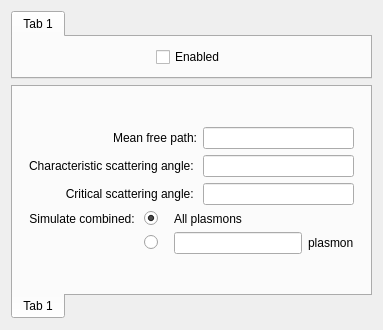
This is src/gui/dialogs/settings/frames/plasmonsettingsframe.ui in JJPPeters/clTEM as Qt 5 draws it before an edit. The edited form follows.
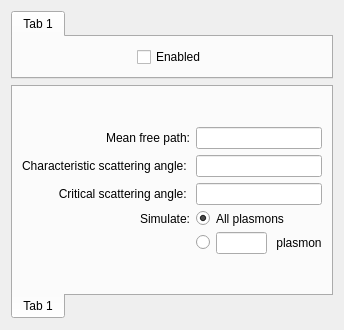
This is the edited form. Custom widgets are drawn as their Qt base class.

```diff
--- a/src/gui/dialogs/settings/frames/plasmonsettingsframe.ui
+++ b/src/gui/dialogs/settings/frames/plasmonsettingsframe.ui
@@ -6,7 +6,7 @@
    <rect>
     <x>0</x>
     <y>0</y>
-    <width>383</width>
+    <width>344</width>
     <height>330</height>
    </rect>
   </property>
@@ -28,7 +28,7 @@
          </property>
          <property name="sizeHint" stdset="0">
           <size>
-           <width>147</width>
+           <width>128</width>
            <height>20</height>
           </size>
          </property>
@@ -48,7 +48,7 @@
          </property>
          <property name="sizeHint" stdset="0">
           <size>
-           <width>147</width>
+           <width>127</width>
            <height>20</height>
           </size>
          </property>
@@ -71,16 +71,6 @@
        <string>Tab 1</string>
       </attribute>
       <layout class="QGridLayout" name="gridLayout_2">
-       <item row="4" column="2">
-        <widget class="QRadioButton" name="rdioCombined">
-         <property name="text">
-          <string/>
-         </property>
-         <property name="checked">
-          <bool>true</bool>
-         </property>
-        </widget>
-       </item>
        <item row="1" column="0">
         <spacer name="horizontalSpacer_4">
          <property name="orientation">
@@ -107,29 +97,6 @@
          </property>
         </spacer>
        </item>
-       <item row="5" column="3" colspan="2">
-        <layout class="QHBoxLayout" name="horizontalLayout">
-         <item>
-          <widget class="EditUnitsBox" name="edtIndividual"/>
-         </item>
-         <item>
-          <widget class="QLabel" name="label_8">
-           <property name="sizePolicy">
-            <sizepolicy hsizetype="Preferred" vsizetype="Preferred">
-             <horstretch>0</horstretch>
-             <verstretch>0</verstretch>
-            </sizepolicy>
-           </property>
-           <property name="text">
-            <string>plasmon</string>
-           </property>
-           <property name="alignment">
-            <set>Qt::AlignLeading|Qt::AlignLeft|Qt::AlignVCenter</set>
-           </property>
-          </widget>
-         </item>
-        </layout>
-       </item>
        <item row="1" column="5">
         <spacer name="horizontalSpacer_3">
          <property name="orientation">
@@ -143,22 +110,6 @@
          </property>
         </spacer>
        </item>
-       <item row="4" column="3" colspan="2">
-        <widget class="QLabel" name="label_6">
-         <property name="sizePolicy">
-          <sizepolicy hsizetype="Preferred" vsizetype="Preferred">
-           <horstretch>0</horstretch>
-           <verstretch>0</verstretch>
-          </sizepolicy>
-         </property>
-         <property name="text">
-          <string>All plasmons</string>
-         </property>
-         <property name="alignment">
-          <set>Qt::AlignLeading|Qt::AlignLeft|Qt::AlignVCenter</set>
-         </property>
-        </widget>
-       </item>
        <item row="1" column="1" colspan="3">
         <widget class="QLabel" name="label_2">
          <property name="sizePolicy">
@@ -175,22 +126,6 @@
          </property>
         </widget>
        </item>
-       <item row="4" column="1">
-        <widget class="QLabel" name="label_5">
-         <property name="sizePolicy">
-          <sizepolicy hsizetype="Preferred" vsizetype="Preferred">
-           <horstretch>0</horstretch>
-           <verstretch>0</verstretch>
-          </sizepolicy>
-         </property>
-         <property name="text">
-          <string>Simulate combined: </string>
-         </property>
-         <property name="alignment">
-          <set>Qt::AlignRight|Qt::AlignTrailing|Qt::AlignVCenter</set>
-         </property>
-        </widget>
-       </item>
        <item row="3" column="1" colspan="3">
         <widget class="QLabel" name="label_4">
          <property name="sizePolicy">
@@ -245,13 +180,82 @@
        <item row="2" column="4">
         <widget class="EditUnitsBox" name="edtCharacteristicAngle"/>
        </item>
-       <item row="5" column="2">
-        <widget class="QRadioButton" name="rdioIndividual">
+       <item row="4" column="4">
+        <layout class="QHBoxLayout" name="horizontalLayout_4" stretch="0,1">
+         <item>
+          <widget class="QRadioButton" name="rdioCombined">
+           <property name="text">
+            <string/>
+           </property>
+           <property name="checked">
+            <bool>true</bool>
+           </property>
+          </widget>
+         </item>
+         <item>
+          <widget class="QLabel" name="label_6">
+           <property name="sizePolicy">
+            <sizepolicy hsizetype="Preferred" vsizetype="Preferred">
+             <horstretch>0</horstretch>
+             <verstretch>0</verstretch>
+            </sizepolicy>
+           </property>
+           <property name="text">
+            <string>All plasmons</string>
+           </property>
+           <property name="alignment">
+            <set>Qt::AlignLeading|Qt::AlignLeft|Qt::AlignVCenter</set>
+           </property>
+          </widget>
+         </item>
+        </layout>
+       </item>
+       <item row="5" column="4">
+        <layout class="QHBoxLayout" name="horizontalLayout" stretch="0,0,1">
+         <item>
+          <widget class="QRadioButton" name="rdioIndividual">
+           <property name="text">
+            <string/>
+           </property>
+           <property name="checked">
+            <bool>false</bool>
+           </property>
+          </widget>
+         </item>
+         <item>
+          <widget class="EditUnitsBox" name="edtIndividual"/>
+         </item>
+         <item>
+          <widget class="QLabel" name="label_8">
+           <property name="sizePolicy">
+            <sizepolicy hsizetype="Preferred" vsizetype="Preferred">
+             <horstretch>0</horstretch>
+             <verstretch>0</verstretch>
+            </sizepolicy>
+           </property>
+           <property name="text">
+            <string> plasmon</string>
+           </property>
+           <property name="alignment">
+            <set>Qt::AlignLeading|Qt::AlignLeft|Qt::AlignVCenter</set>
+           </property>
+          </widget>
+         </item>
+        </layout>
+       </item>
+       <item row="4" column="3">
+        <widget class="QLabel" name="label_5">
+         <property name="sizePolicy">
+          <sizepolicy hsizetype="Preferred" vsizetype="Preferred">
+           <horstretch>0</horstretch>
+           <verstretch>0</verstretch>
+          </sizepolicy>
+         </property>
          <property name="text">
-          <string/>
+          <string>Simulate:</string>
          </property>
-         <property name="checked">
-          <bool>false</bool>
+         <property name="alignment">
+          <set>Qt::AlignRight|Qt::AlignTrailing|Qt::AlignVCenter</set>
          </property>
         </widget>
        </item>
```
